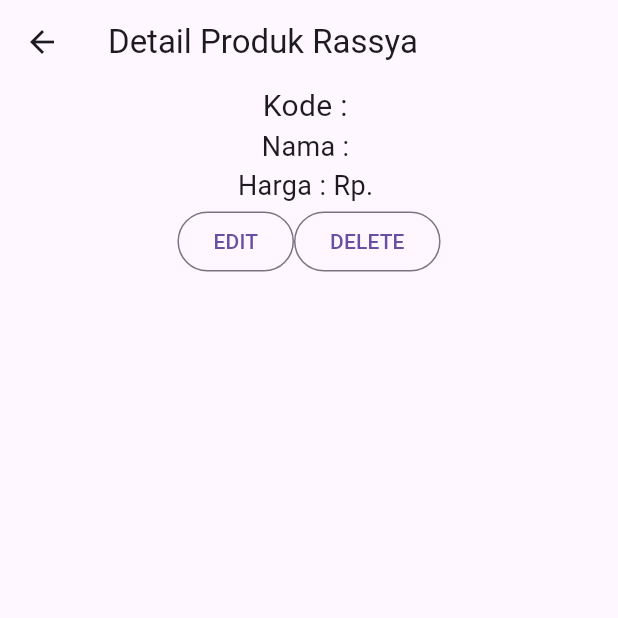
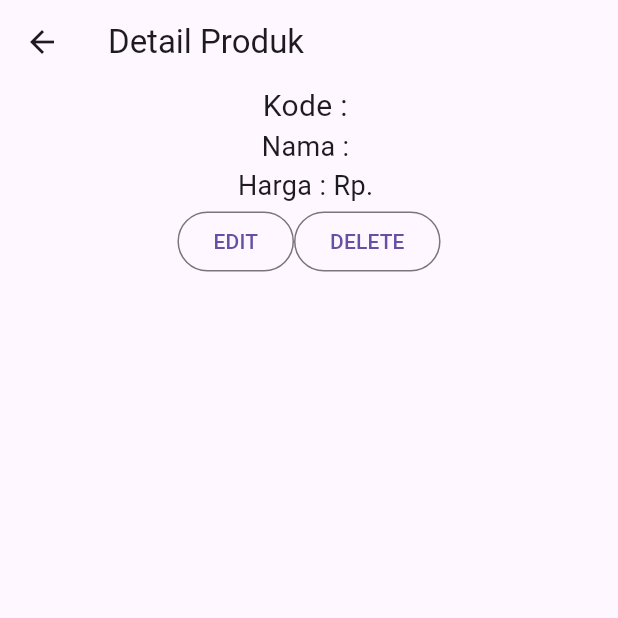
Before and after one commit to afnanbaihaqii/Lab4Mobile_M-Afnan-Baihaqi_ShiftB, a Flutter app: the ProdukDetail screen opened directly with empty values, on a phone screen of 412 x 824 dp, the top half of it. Run offline on Flutter 3.47's test engine with Material 3 defaults, Android fonts, the phone set to English and light mode, and no system bars; our stand-ins replace shared_preferences; accounts and stored records are empty.

Commit message:
Update produk_detail.dart

```diff
--- a/lib/ui/produk_detail.dart
+++ b/lib/ui/produk_detail.dart
@@ -20,7 +20,7 @@ class _ProdukDetailState extends State<ProdukDetail> {
   Widget build(BuildContext context) {
     return Scaffold(
       appBar: AppBar(
-        title: const Text('Detail Produk Rassya'),
+        title: const Text('Detail Produk'),
       ),
       body: Center(
         child: Column(
```
